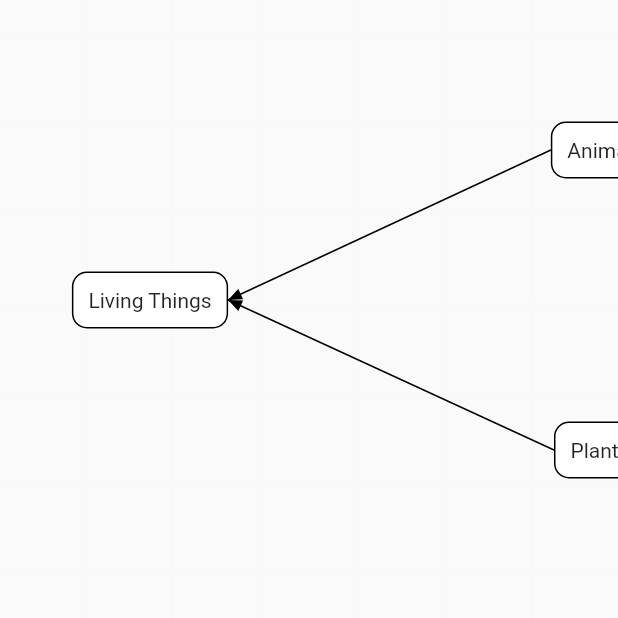
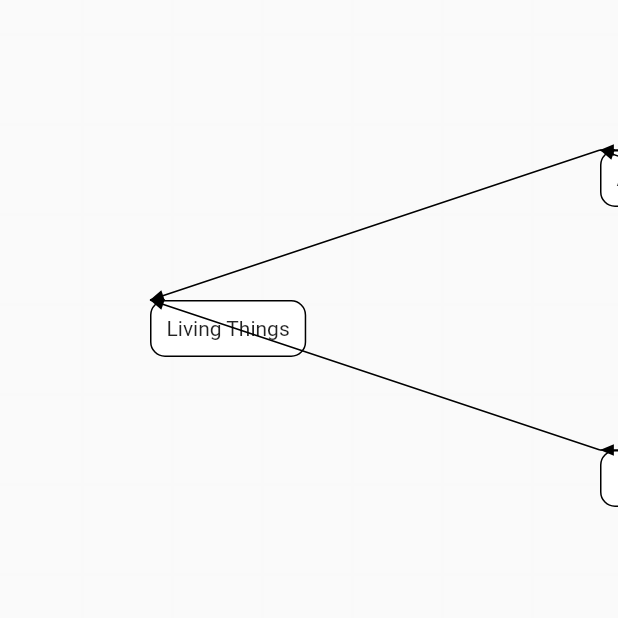
Before and after one commit to xloc/knowledge-base-flutter, a Flutter app: the screen it shows after launch, on a phone screen of 412 x 824 dp, the top half of it. Run offline on Flutter 3.47's test engine with Material 2 defaults, Android fonts, the phone set to English and light mode, and no system bars; our stand-ins replace flutter_svg_provider, yaml.

Commit message:
solved flickering by aligning to left-top

```diff
--- a/lib/src/graph_node_view.dart
+++ b/lib/src/graph_node_view.dart
@@ -53,8 +53,8 @@ class _PositionedNodeState extends State<PositionedNode> {
   @override
   Widget build(BuildContext context) {
     return Positioned(
-      left: widget.layout.offset.dx - widget.layout.size.width / 2,
-      top: widget.layout.offset.dy - widget.layout.size.height / 2,
+      left: widget.layout.offset.dx,
+      top: widget.layout.offset.dy,
       child: Draggable(
         onDragUpdate: ((details) {
           if (widget.onNodeDragUpdate != null) {
--- a/lib/src/graph_view.dart
+++ b/lib/src/graph_view.dart
@@ -79,6 +79,11 @@ class ArrowPainter extends CustomPainter {
         }
       }
 
+      x1 += from.size.width / 2;
+      y1 += from.size.height / 2;
+      x2 += to.size.width / 2;
+      y2 += to.size.height / 2;
+
       rod_path.moveTo(x1, y1);
       rod_path.lineTo(x2, y2);
 
```
